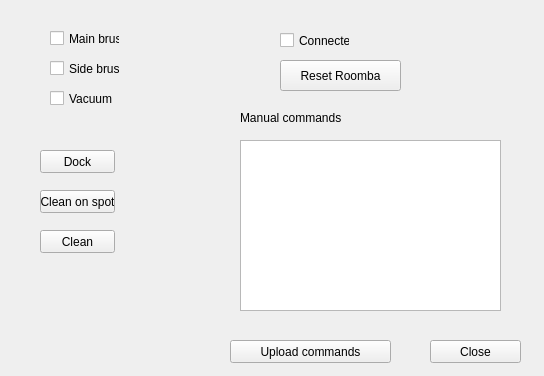
K-4U/ese_project4y5, file GUI/Gui-RoombaV1.0/controllingroomba.ui: the form before one commit.
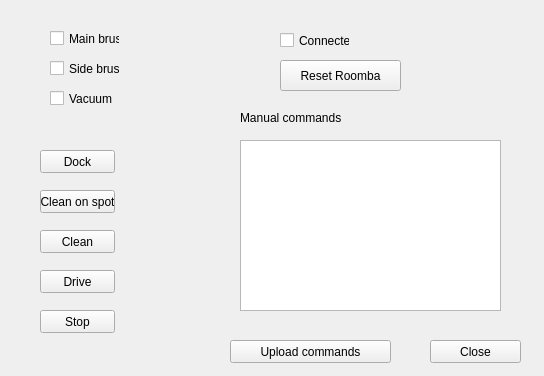
The form after the commit.

```diff
--- a/GUI/Gui-RoombaV1.0/controllingroomba.ui
+++ b/GUI/Gui-RoombaV1.0/controllingroomba.ui
@@ -166,6 +166,32 @@
     </rect>
    </property>
   </widget>
+  <widget class="QPushButton" name="pbDrive">
+   <property name="geometry">
+    <rect>
+     <x>40</x>
+     <y>270</y>
+     <width>75</width>
+     <height>23</height>
+    </rect>
+   </property>
+   <property name="text">
+    <string>Drive</string>
+   </property>
+  </widget>
+  <widget class="QPushButton" name="pbStop">
+   <property name="geometry">
+    <rect>
+     <x>40</x>
+     <y>310</y>
+     <width>75</width>
+     <height>23</height>
+    </rect>
+   </property>
+   <property name="text">
+    <string>Stop</string>
+   </property>
+  </widget>
  </widget>
  <resources/>
  <connections/>
```
Left out of the diff: 20 changed lines with no effect on the pictures.
